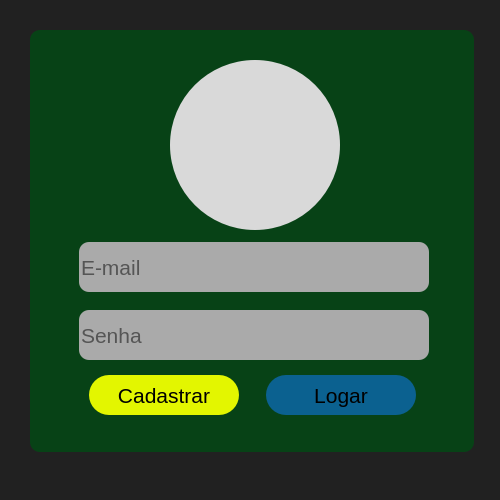
Before: the Qt Designer form tela_login.ui in Robson-tech/app-educacional, drawn with Qt 5.
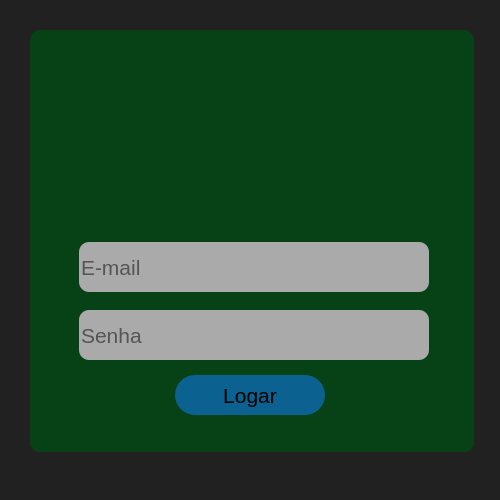
After: the same form once the commit is applied.

Commit message: novas telas

```diff
--- a/tela_login.ui
+++ b/tela_login.ui
@@ -47,34 +47,11 @@
    <property name="frameShadow">
     <enum>QFrame::Raised</enum>
    </property>
-   <widget class="QFrame" name="background_foto">
-    <property name="geometry">
-     <rect>
-      <x>140</x>
-      <y>30</y>
-      <width>170</width>
-      <height>170</height>
-     </rect>
-    </property>
-    <property name="layoutDirection">
-     <enum>Qt::LeftToRight</enum>
-    </property>
-    <property name="styleSheet">
-     <string notr="true">border-radius: 85px;
-background-color: rgb(217, 217, 217);</string>
-    </property>
-    <property name="frameShape">
-     <enum>QFrame::StyledPanel</enum>
-    </property>
-    <property name="frameShadow">
-     <enum>QFrame::Raised</enum>
-    </property>
-   </widget>
   </widget>
   <widget class="QPushButton" name="botao_login">
    <property name="geometry">
     <rect>
-     <x>266</x>
+     <x>175</x>
      <y>375</y>
      <width>150</width>
      <height>40</height>
@@ -130,36 +107,6 @@
     <string>Senha</string>
    </property>
   </widget>
-  <widget class="QPushButton" name="botao_cadastro">
-   <property name="geometry">
-    <rect>
-     <x>89</x>
-     <y>375</y>
-     <width>150</width>
-     <height>40</height>
-    </rect>
-   </property>
-   <property name="font">
-    <font>
-     <family>Arial</family>
-     <pointsize>16</pointsize>
-     <weight>50</weight>
-     <italic>false</italic>
-     <bold>false</bold>
-     <kerning>true</kerning>
-    </font>
-   </property>
-   <property name="cursor">
-    <cursorShape>PointingHandCursor</cursorShape>
-   </property>
-   <property name="styleSheet">
-    <string notr="true">border-radius: 20px;
-background-color: rgb(227, 246, 0);</string>
-   </property>
-   <property name="text">
-    <string>Cadastrar</string>
-   </property>
-  </widget>
   <widget class="QLineEdit" name="caixa_email">
    <property name="geometry">
     <rect>
```
The commit also changes 29 other files.
